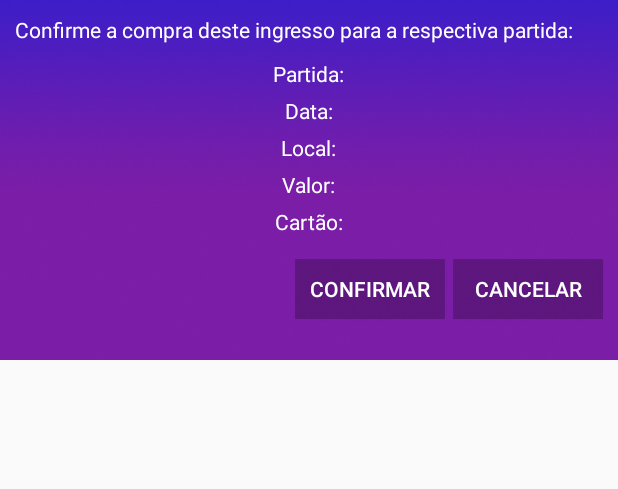
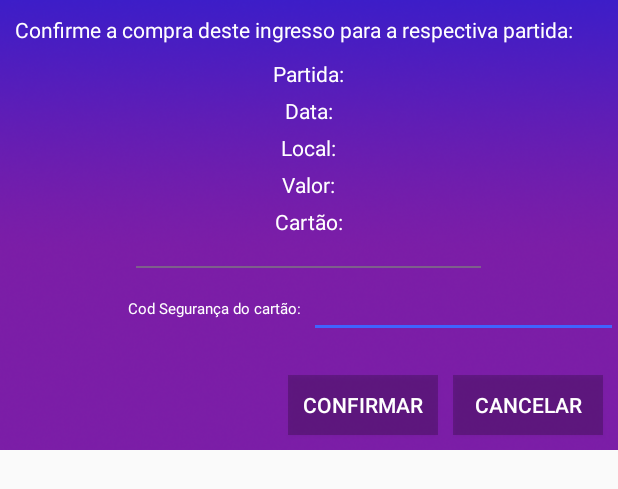
Before and after one commit to oliveira33/EmpireTitansSocioTorcedor, an Android app: the layout latout_dialog_ingresso.xml on its own in the app's theme, with its tools: preview values and no code run, on a phone screen of 412 x 824 dp. Shown: the top 489 px of the screen. Run offline under Robolectric (Android 15) with nearby library versions, the phone set to English and light mode, and no system bars; network calls fail.

Commit message:
Verificação do cod de segurança na compra do ingresso e botao do facebook no fragment inicio funcional

```diff
--- a/app/src/main/java/com/example/gustavooliveira/empiretitanssociotorcedor/Layouts/Cadastro.java
+++ b/app/src/main/java/com/example/gustavooliveira/empiretitanssociotorcedor/Layouts/Cadastro.java
@@ -60,7 +60,7 @@ public class Cadastro extends AppCompatActivity {
         txtSenha = (EditText) findViewById(R.id.txtSenha);
         txtSenhaConfirm = (EditText) findViewById(R.id.txtSenhaConfirm);
         txtCartao = (EditText) findViewById(R.id.txtCartao);
-        txtCodSeguranca = (EditText) findViewById(R.id.txtCodSeguranca);
+        txtCodSeguranca = (EditText) findViewById(R.id.txtCodSegurancaDialog);
         viewData = (TextView) findViewById(R.id.viewData);
         viewCpf = (TextView) findViewById(R.id.viewCpf);
         viewTelefone = (TextView) findViewById(R.id.viewTelefone);
--- a/app/src/main/java/com/example/gustavooliveira/empiretitanssociotorcedor/Layouts/Fragments/Alterar.java
+++ b/app/src/main/java/com/example/gustavooliveira/empiretitanssociotorcedor/Layouts/Fragments/Alterar.java
@@ -115,7 +115,7 @@ public class Alterar extends Fragment {
 
     private void openDialogPassword() {
         final Dialog dialog = new Dialog(mView.getContext());
-        dialog.setTitle("Confirmar Alteração");
+        //dialog.setTitle("Confirmar Alteração");
         dialog.setContentView(R.layout.layout_dialog_password);
         dialog.setCancelable(true);
         final EditText senha = (EditText) dialog.findViewById(R.id.txtSenhaDialog);
--- a/app/src/main/res/layout/activity_cadastro.xml
+++ b/app/src/main/res/layout/activity_cadastro.xml
@@ -243,7 +243,7 @@
                     android:textColor="@android:color/background_light" />
 
                 <EditText
-                    android:id="@+id/txtCodSeguranca"
+                    android:id="@+id/txtCodSegurancaDialog"
                     android:layout_width="match_parent"
                     android:layout_height="wrap_content"
                     android:ems="10"
--- a/app/src/main/res/layout/latout_dialog_ingresso.xml
+++ b/app/src/main/res/layout/latout_dialog_ingresso.xml
@@ -2,23 +2,59 @@
 <RelativeLayout xmlns:android="http://schemas.android.com/apk/res/android"
     xmlns:app="http://schemas.android.com/apk/res-auto"
     android:layout_width="match_parent"
-    android:layout_height="240dp">
+    android:layout_height="300dp">
 
     <RelativeLayout
         android:layout_width="match_parent"
-        android:layout_height="240dp">
+        android:layout_height="300dp">
 
         <ImageView
             android:id="@+id/imageView14"
             android:layout_width="wrap_content"
-            android:layout_height="240dp"
+            android:layout_height="300dp"
             android:scaleType="fitXY"
             app:srcCompat="@drawable/fundo_jogo" />
     </RelativeLayout>
 
     <RelativeLayout
         android:layout_width="match_parent"
-        android:layout_height="240dp">
+        android:layout_height="300dp"
+        android:layout_alignParentStart="true"
+        android:layout_alignParentTop="true">
+
+        <LinearLayout
+            android:layout_width="match_parent"
+            android:layout_height="match_parent"
+            android:layout_alignParentStart="true"
+            android:layout_alignParentTop="true"
+            android:layout_marginTop="180dp"
+            android:orientation="horizontal">
+
+            <TextView
+                android:id="@+id/textView40"
+                android:layout_width="match_parent"
+                android:layout_height="45dp"
+                android:layout_alignParentStart="true"
+                android:layout_alignTop="@+id/txtCodSegurancaDialog"
+                android:layout_weight="1"
+                android:gravity="fill_vertical"
+                android:paddingRight="5dp"
+                android:text="Cod Segurança do cartão:"
+                android:textAlignment="textEnd"
+                android:textColor="@android:color/background_light"
+                android:textSize="10sp" />
+
+            <EditText
+                android:id="@+id/txtCodSegurancaDialog"
+                android:layout_width="match_parent"
+                android:layout_height="45dp"
+                android:layout_alignParentBottom="true"
+                android:layout_alignParentEnd="true"
+                android:layout_weight="1"
+                android:ems="10"
+                android:inputType="textPersonName"
+                android:textColor="@android:color/background_light" />
+        </LinearLayout>
 
         <TextView
             android:id="@+id/viewDialogCompraValor"
@@ -34,10 +70,9 @@
             android:id="@+id/btConfirmarDialogIngresso"
             android:layout_width="100dp"
             android:layout_height="40dp"
-            android:layout_alignParentEnd="true"
-            android:layout_below="@+id/viewDialogCompraCartao"
-            android:layout_marginBottom="5dp"
-            android:layout_marginEnd="115dp"
+            android:layout_alignStart="@id/btCancelarDialogIngresso"
+            android:layout_alignTop="@+id/btCancelarDialogIngresso"
+            android:layout_marginStart="-110dp"
             android:background="@color/cardview_shadow_start_color"
             android:text="Confirmar"
             android:textColor="@color/cardview_light_background" />
@@ -87,10 +122,10 @@
             android:id="@+id/btCancelarDialogIngresso"
             android:layout_width="100dp"
             android:layout_height="40dp"
+            android:layout_alignParentBottom="true"
             android:layout_alignParentEnd="true"
-            android:layout_below="@+id/viewDialogCompraCartao"
-            android:layout_marginBottom="5dp"
-            android:layout_marginEnd="10dp"
+            android:layout_marginBottom="10dp"
+            android:layout_marginRight="10dp"
             android:background="@color/cardview_shadow_start_color"
             android:text="Cancelar"
             android:textColor="@color/cardview_light_background" />
@@ -104,5 +139,15 @@
             android:layout_marginBottom="5dp"
             android:text="Data:"
             android:textColor="@color/cardview_light_background" />
+
+        <View
+            android:id="@+id/divider2"
+            android:layout_width="230dp"
+            android:layout_height="1dp"
+            android:layout_alignParentBottom="true"
+            android:layout_centerHorizontal="true"
+            android:layout_marginBottom="121dp"
+            android:background="#b07f7f7f" />
+
     </RelativeLayout>
 </RelativeLayout>
```
Also changed, not shown: app/src/main/java/com/example/gustavooliveira/empiretitanssociotorcedor/Adapters/IngressoAdapter.java (+8 -2 lines), app/src/main/java/com/example/gustavooliveira/empiretitanssociotorcedor/Layouts/Fragments/Inicio.java (+14 -0 lines), app/src/main/res/layout/fragment_inicio.xml (+17 -0 lines), app/src/main/res/layout/layout_dialog_password.xml (+30 -7 lines).
